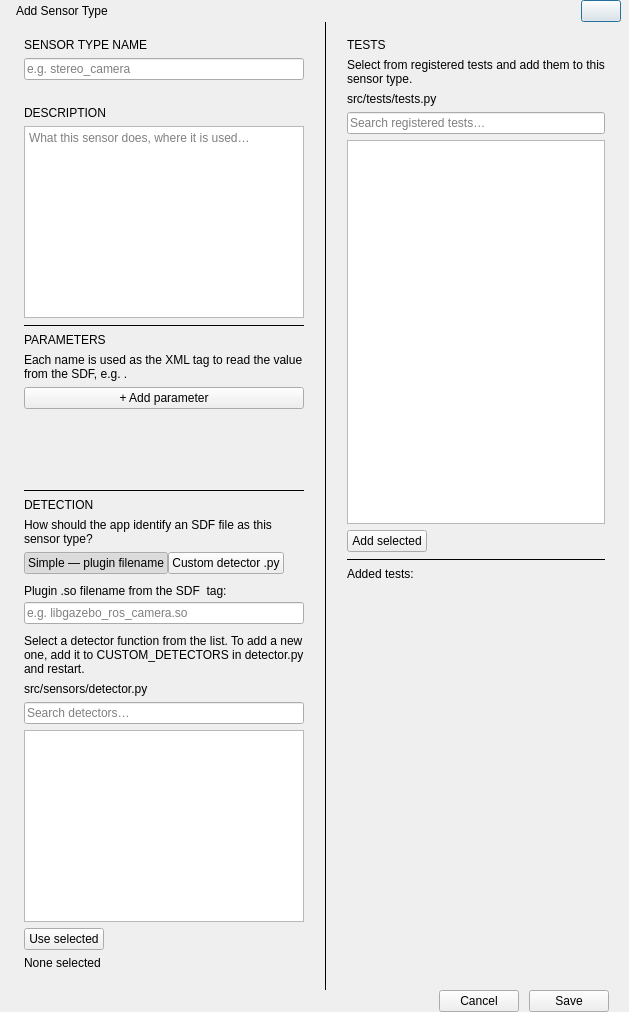
The window that front/qt/dialog_add_sensor_type.ui (Alexey-Nikolaevic-B/2042_sensor_testing) describes before a commit, drawn with Qt 5.
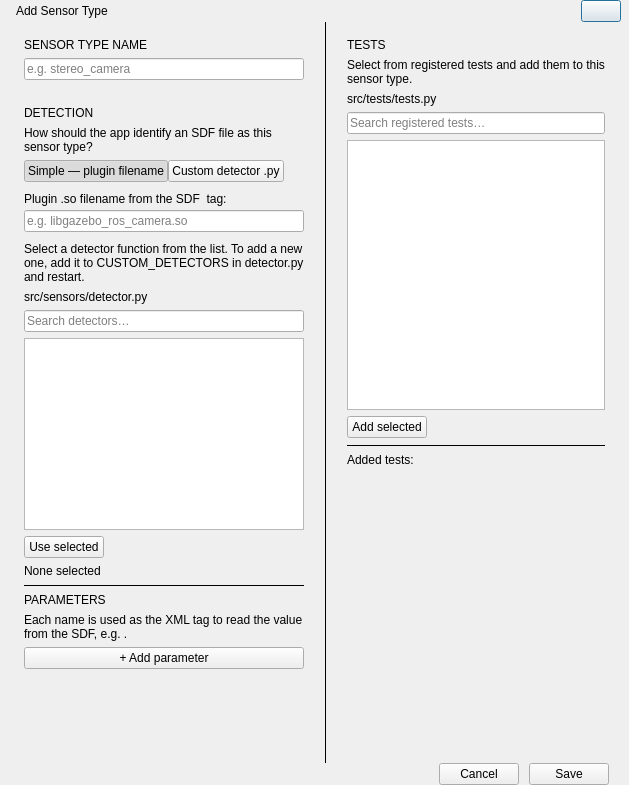
The same window after the commit.

Commit message: removed description

The edit to the form file:
```diff
--- a/front/qt/dialog_add_sensor_type.ui
+++ b/front/qt/dialog_add_sensor_type.ui
@@ -83,62 +83,7 @@
 
         <item><widget class="QLabel" name="lbl_gap1"><property name="text"><string/></property><property name="maximumHeight"><number>4</number></property></widget></item>
 
-        <!-- DESCRIPTION -->
-        <item>
-         <widget class="QLabel" name="lbl_desc_section">
-          <property name="text"><string>DESCRIPTION</string></property>
-         </widget>
-        </item>
-        <item>
-         <widget class="QTextEdit" name="inp_desc">
-          <property name="placeholderText"><string>What this sensor does, where it is used…</string></property>
-          <property name="maximumHeight"><number>144</number></property>
-         </widget>
-        </item>
-
-        <item><widget class="QFrame" name="line_1"><property name="frameShape"><enum>QFrame::HLine</enum></property><property name="frameShadow"><enum>QFrame::Plain</enum></property></widget></item>
-
-        <!-- PARAMETERS — scroll expands to fill space -->
-        <item>
-         <widget class="QLabel" name="lbl_params_section">
-          <property name="text"><string>PARAMETERS</string></property>
-         </widget>
-        </item>
-        <item>
-         <widget class="QLabel" name="lbl_params_hint">
-          <property name="text"><string>Each name is used as the XML tag to read the value from the SDF, e.g. &lt;width&gt;.</string></property>
-          <property name="wordWrap"><bool>true</bool></property>
-         </widget>
-        </item>
-
-        <item>
-         <widget class="QPushButton" name="btn_add_param">
-          <property name="text"><string>+ Add parameter</string></property>
-         </widget>
-        </item>
-
-        <!-- stretch=1 makes this scroll grow to fill leftover space -->
-        <item stretch="1">
-         <widget class="QScrollArea" name="scroll_params">
-          <property name="widgetResizable"><bool>true</bool></property>
-          <property name="frameShape"><enum>QFrame::NoFrame</enum></property>
-          <property name="horizontalScrollBarPolicy"><enum>Qt::ScrollBarAlwaysOff</enum></property>
-          <property name="minimumHeight"><number>36</number></property>
-          <widget class="QWidget" name="scroll_params_contents">
-           <layout class="QVBoxLayout" name="layout_params">
-            <property name="spacing"><number>3</number></property>
-            <property name="leftMargin"><number>0</number></property>
-            <property name="topMargin"><number>0</number></property>
-            <property name="rightMargin"><number>0</number></property>
-            <property name="bottomMargin"><number>0</number></property>
-           </layout>
-          </widget>
-         </widget>
-        </item>
-
-        <item><widget class="QFrame" name="line_2"><property name="frameShape"><enum>QFrame::HLine</enum></property><property name="frameShadow"><enum>QFrame::Plain</enum></property></widget></item>
-
-        <!-- DETECTION -->
+        <!-- DETECTION (moved up) -->
         <item>
          <widget class="QLabel" name="lbl_detect_section">
           <property name="text"><string>DETECTION</string></property>
@@ -238,6 +183,46 @@
          </widget>
         </item>
 
+        <item><widget class="QFrame" name="line_2"><property name="frameShape"><enum>QFrame::HLine</enum></property><property name="frameShadow"><enum>QFrame::Plain</enum></property></widget></item>
+
+        <!-- PARAMETERS -->
+        <item>
+         <widget class="QLabel" name="lbl_params_section">
+          <property name="text"><string>PARAMETERS</string></property>
+         </widget>
+        </item>
+        <item>
+         <widget class="QLabel" name="lbl_params_hint">
+          <property name="text"><string>Each name is used as the XML tag to read the value from the SDF, e.g. &lt;width&gt;.</string></property>
+          <property name="wordWrap"><bool>true</bool></property>
+         </widget>
+        </item>
+
+        <item>
+         <widget class="QPushButton" name="btn_add_param">
+          <property name="text"><string>+ Add parameter</string></property>
+         </widget>
+        </item>
+
+        <!-- stretch=1 makes this scroll grow -->
+        <item stretch="1">
+         <widget class="QScrollArea" name="scroll_params">
+          <property name="widgetResizable"><bool>true</bool></property>
+          <property name="frameShape"><enum>QFrame::NoFrame</enum></property>
+          <property name="horizontalScrollBarPolicy"><enum>Qt::ScrollBarAlwaysOff</enum></property>
+          <property name="minimumHeight"><number>36</number></property>
+          <widget class="QWidget" name="scroll_params_contents">
+           <layout class="QVBoxLayout" name="layout_params">
+            <property name="spacing"><number>3</number></property>
+            <property name="leftMargin"><number>0</number></property>
+            <property name="topMargin"><number>0</number></property>
+            <property name="rightMargin"><number>0</number></property>
+            <property name="bottomMargin"><number>0</number></property>
+           </layout>
+          </widget>
+         </widget>
+        </item>
+
        </layout>
       </widget>
      </item>
```
Left out of the diff: 6 changed lines with no effect on the pictures. The commit also changes 24 other files.
